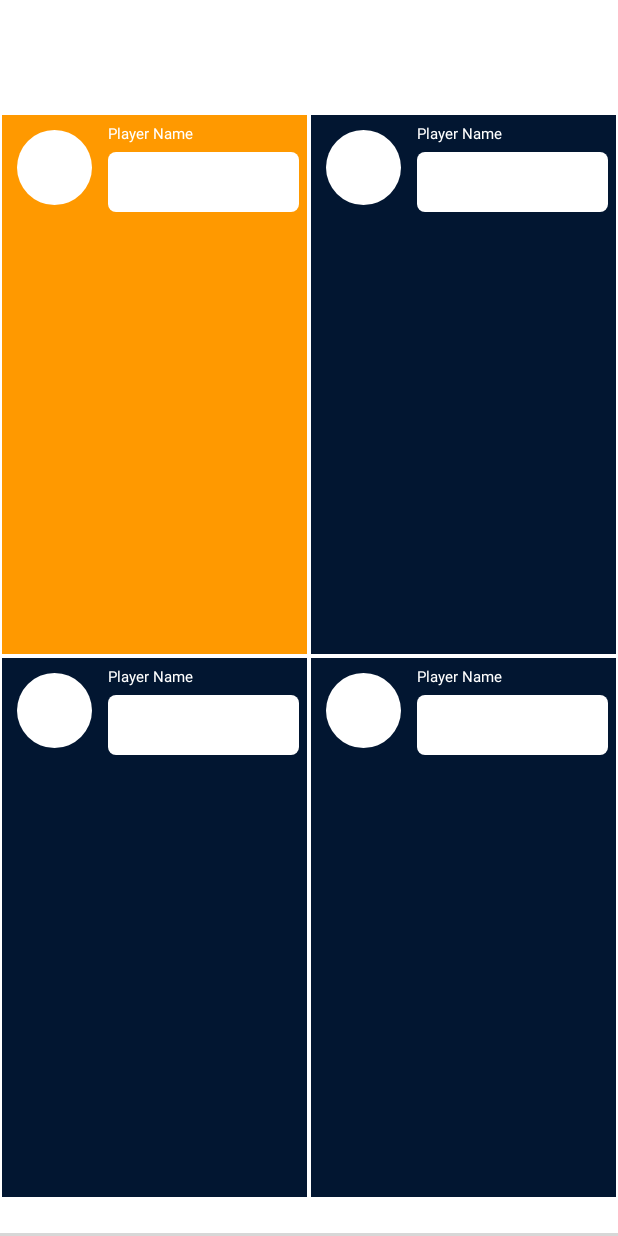
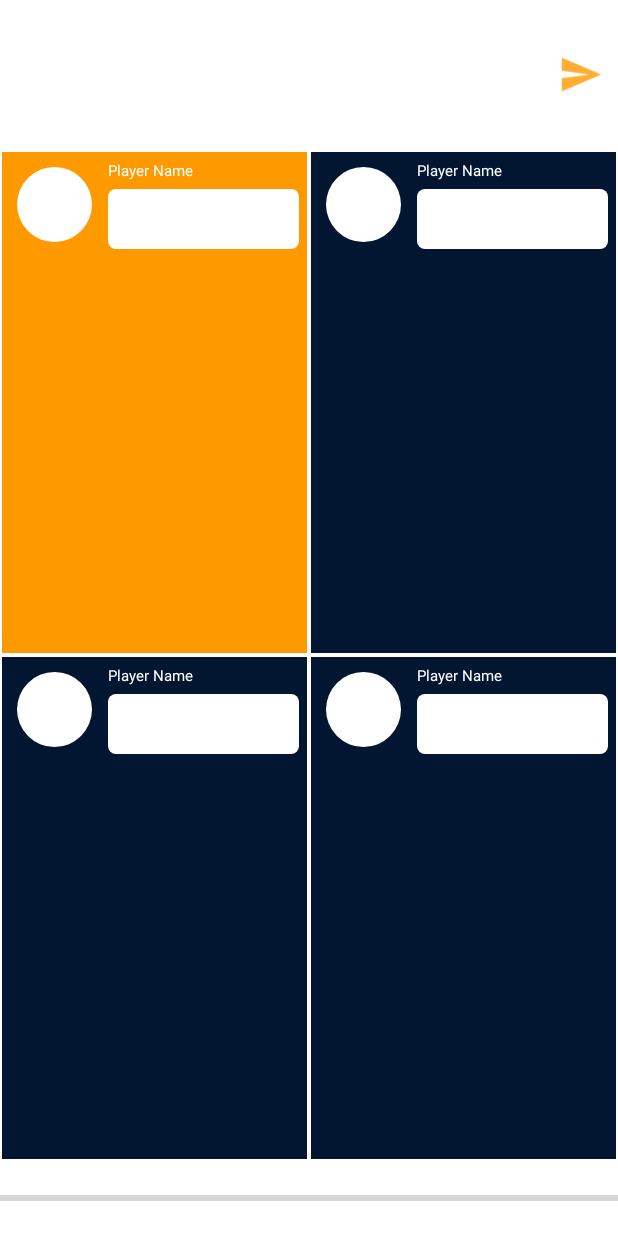
Before and after one commit to choch-o/SherlockHums, an Android app: the PlayingActivity screen opened directly, with no data from a screen before it, on a phone screen of 412 x 824 dp. Run offline under Robolectric (Android 15) with nearby library versions, the phone set to English and light mode, and no system bars; our stand-ins replace Firebase (no records; nobody signed in at launch, a user with empty details on screens opened directly); libraries missing offline, so code that uses them is left out: com.facebook; 2 statements that could not run were skipped.

```diff
--- a/android/MyApplication/app/src/main/java/com/example/q/project3/PlayingActivity.java
+++ b/android/MyApplication/app/src/main/java/com/example/q/project3/PlayingActivity.java
@@ -4,9 +4,13 @@ import android.app.Activity;
 import android.content.Intent;
 import android.os.Bundle;
 import android.util.Log;
+import android.view.KeyEvent;
 import android.view.View;
 import android.view.Window;
 import android.view.WindowManager;
+import android.view.inputmethod.EditorInfo;
+import android.widget.Button;
+import android.widget.EditText;
 import android.widget.LinearLayout;
 import android.widget.TextView;
 
@@ -30,7 +34,7 @@ import java.util.Map;
 public class PlayingActivity extends Activity {
     /* Firebase setup */
     private FirebaseDatabase firebaseDatabase = FirebaseDatabase.getInstance();
-    private DatabaseReference databaseReference = firebaseDatabase.getReference();
+    private DatabaseReference databaseReference = firebaseDatabase.getReference().child("game");
 
     int RECORDER = 1;
     int currentRecorder = 1;
@@ -45,6 +49,8 @@ public class PlayingActivity extends Activity {
     TextView player3_message;
     TextView player4_message;
 
+    EditText answer_box;
+    Button submit_btn;
     /* Temp variables */
     boolean is_recorder = true;
 
@@ -56,21 +62,42 @@ public class PlayingActivity extends Activity {
                 WindowManager.LayoutParams.FLAG_FULLSCREEN);
         setContentView(R.layout.activity_playing);
 
+        GameData gameData = new GameData();
+        Map<String, Object> gameValues = gameData.toMap();
+        final Map<String, Object> childUpdates = new HashMap<>();
+        childUpdates.put("curr_recorder", currentRecorder);
+        childUpdates.put("curr_round", currentRound);
+        childUpdates.put("is_recording", true);
+
+        answer_box = (EditText) findViewById(R.id.answer_box);
+        submit_btn = (Button) findViewById(R.id.submit_btn);
+        answer_box.setOnEditorActionListener(new EditText.OnEditorActionListener() {
+            @Override
+            public boolean onEditorAction(TextView v, int actionId, KeyEvent event) {
+                if (actionId == EditorInfo.IME_ACTION_DONE) {
+                    databaseReference.child("player1_message").setValue(answer_box.getText().toString());
+                    answer_box.setText("");
+                    return true;
+                }
+                return false;
+            }
+        });
+        submit_btn.setOnClickListener(new View.OnClickListener() {
+            @Override
+            public void onClick(View v) {
+                databaseReference.child("player1_message").setValue(answer_box.getText().toString());
+                answer_box.setText("");
+            }
+        });
+
         player1_message = (TextView) findViewById(R.id.player1_message);
         player2_message = (TextView) findViewById(R.id.player2_message);
         player3_message = (TextView) findViewById(R.id.player3_message);
         player4_message = (TextView) findViewById(R.id.player4_message);
 
-        GameData gameData = new GameData();
-        Map<String, Object> gameValues = gameData.toMap();
-        Map<String, Object> childUpdates = new HashMap<>();
-        childUpdates.put("curr_recorder", currentRecorder);
-        childUpdates.put("curr_round", currentRound);
-        childUpdates.put("is_recording", true);
+        databaseReference.updateChildren(childUpdates);
 
-        databaseReference.child("game").updateChildren(childUpdates);
-
-        databaseReference.child("game").addChildEventListener(new ChildEventListener() {
+        databaseReference.addChildEventListener(new ChildEventListener() {
             @Override
             public void onChildAdded(DataSnapshot dataSnapshot, String s) {
 
@@ -80,6 +107,23 @@ public class PlayingActivity extends Activity {
             public void onChildChanged(DataSnapshot dataSnapshot, String s) {
                 // GameData gameData = dataSnapshot.getValue(GameData.class);
                 String value = dataSnapshot.getValue(String.class);
+                switch (dataSnapshot.getKey()) {
+                    case "player1_message":
+                        player1_message.setText(value);
+                        break;
+                    case "player2_message":
+                        player2_message.setText(value);
+                        break;
+                    case "player3_message":
+                        player3_message.setText(value);
+                        break;
+                    case "player4_message":
+                        player4_message.setText(value);
+                        break;
+                    default:
+                        break;
+                }
+
                 Log.d("GAME DATA", "VALUE IS: " + value);
             }
 
--- a/android/MyApplication/app/src/main/java/com/example/q/project3/RecordingActivity.java
+++ b/android/MyApplication/app/src/main/java/com/example/q/project3/RecordingActivity.java
@@ -143,7 +143,7 @@ public class RecordingActivity extends AppCompatActivity {
 
     void startRecording() {
         recorder.startRecording(outputFile);
-        new CountDownTimer(10000, 500) {
+        new CountDownTimer(1000, 500) {
             public void onTick(long millisUntilFinished) {
                 progressBar.incrementProgressBy(1);
             }
--- a/android/MyApplication/app/src/main/res/layout/activity_playing.xml
+++ b/android/MyApplication/app/src/main/res/layout/activity_playing.xml
@@ -2,21 +2,36 @@
 <LinearLayout xmlns:android="http://schemas.android.com/apk/res/android"
     android:orientation="vertical" android:layout_width="match_parent"
     android:layout_height="match_parent"
-    android:weightSum="6"
     android:background="#ffffff">
+    <LinearLayout
+        android:layout_width="match_parent"
+        android:layout_height="wrap_content"
+        android:orientation="horizontal">
+        <EditText
+            android:id="@+id/answer_box"
+            android:layout_width="0dp"
+            android:layout_height="100dp"
+            android:layout_weight="1"
+            android:padding="10dp"
+            android:background="#ffffff"
+            android:maxLines="1"
+            android:inputType="text"
+            android:imeOptions="actionDone" />
+        <Button
+            android:id="@+id/submit_btn"
+            android:layout_width="30dp"
+            android:layout_height="30dp"
+            android:layout_margin="10dp"
+            android:layout_gravity="center_vertical"
+            android:background="@drawable/ic_submit_btn"/>
 
-    <EditText
-        android:layout_width="match_parent"
-        android:layout_height="100dp"
-        android:layout_weight="1"
-        android:background="#ffffff"
-        android:maxLines="1" />
+    </LinearLayout>
     <GridLayout
         android:layout_width="match_parent"
         android:layout_height="match_parent"
         android:columnCount="2"
         android:rowCount="2"
-        android:layout_weight="4">
+        android:layout_weight="4" >
         <LinearLayout
             android:id="@+id/player1"
             android:layout_column="0"
@@ -43,7 +58,7 @@
                 <LinearLayout
                     android:layout_width="match_parent"
                     android:layout_height="match_parent"
-                    android:orientation="vertical">
+                    android:orientation="vertical" >
                     <TextView
                         android:layout_width="match_parent"
                         android:layout_height="wrap_content"
@@ -51,13 +66,19 @@
                         android:layout_marginStart="5dp"
                         android:textColor="#ffffff"
                         android:text="Player Name"
-                        android:textSize="10dp"/>
+                        android:textSize="10dp" />
                     <TextView
                         android:id="@+id/player1_message"
                         android:layout_width="match_parent"
                         android:layout_height="match_parent"
                         android:layout_margin="5dp"
-                        android:background="@drawable/answer_box" />
+                        android:padding="5dp"
+                        android:textColor="#000000"
+                        android:textSize="8dp"
+                        android:maxWidth="50dp"
+                        android:inputType="textMultiLine"
+                        android:background="@drawable/answer_box"
+                        android:maxLines="3" />
                 </LinearLayout>
             </LinearLayout>
             <LinearLayout
@@ -116,6 +137,10 @@
                         android:layout_width="match_parent"
                         android:layout_height="match_parent"
                         android:layout_margin="5dp"
+                        android:textColor="#000000"
+                        android:textSize="8dp"
+                        android:maxWidth="50dp"
+                        android:inputType="textMultiLine"
                         android:background="@drawable/answer_box" />
                 </LinearLayout>
             </LinearLayout>
@@ -174,6 +199,10 @@
                         android:layout_width="match_parent"
                         android:layout_height="match_parent"
                         android:layout_margin="5dp"
+                        android:textColor="#000000"
+                        android:textSize="8dp"
+                        android:maxWidth="50dp"
+                        android:inputType="textMultiLine"
                         android:background="@drawable/answer_box" />
                 </LinearLayout>
             </LinearLayout>
@@ -232,6 +261,10 @@
                         android:layout_width="match_parent"
                         android:layout_height="match_parent"
                         android:layout_margin="5dp"
+                        android:textColor="#000000"
+                        android:textSize="8dp"
+                        android:maxWidth="50dp"
+                        android:inputType="textMultiLine"
                         android:background="@drawable/answer_box" />
                 </LinearLayout>
             </LinearLayout>
```
Also changed, not shown: android/MyApplication/app/src/main/res/drawable-hdpi/ic_submit_btn.png (added), android/MyApplication/app/src/main/res/drawable-mdpi/ic_submit_btn.png (added), android/MyApplication/app/src/main/res/drawable-xhdpi/ic_submit_btn.png (added), android/MyApplication/app/src/main/res/drawable-xxhdpi/ic_submit_btn.png (added).
